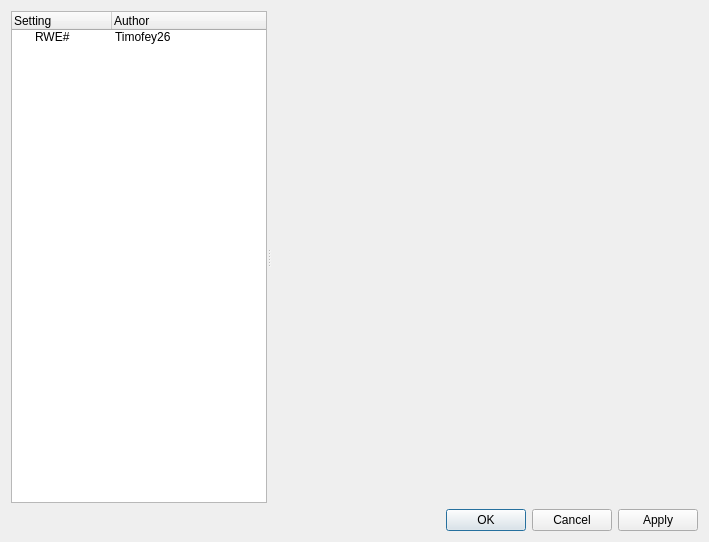
Qt form ui/uifiles/settings.ui (timofey260/RWE-Sharp) before a commit.
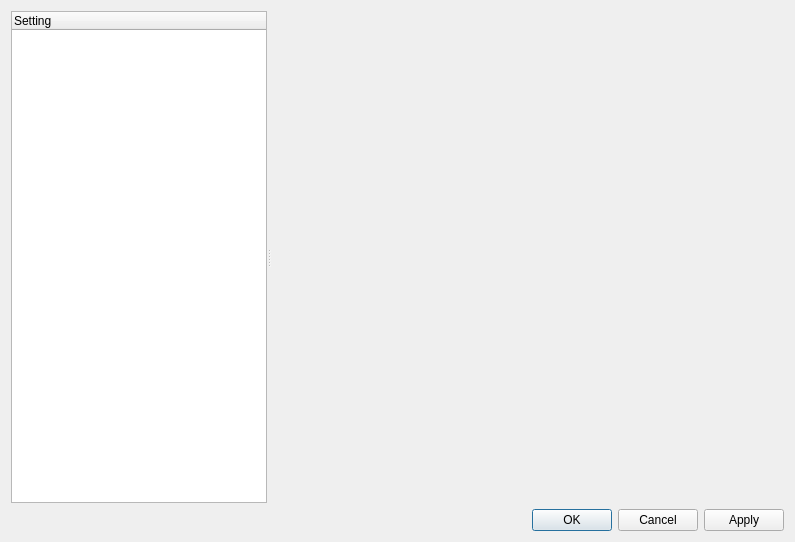
The same form after that commit. Icons and pictures are not drawn. Custom widgets are drawn as their Qt base class.

```diff
--- a/ui/uifiles/settings.ui
+++ b/ui/uifiles/settings.ui
@@ -6,7 +6,7 @@
    <rect>
     <x>0</x>
     <y>0</y>
-    <width>709</width>
+    <width>795</width>
     <height>542</height>
    </rect>
   </property>
@@ -28,19 +28,6 @@
         <string>Setting</string>
        </property>
       </column>
-      <column>
-       <property name="text">
-        <string>Author</string>
-       </property>
-      </column>
-      <item>
-       <property name="text">
-        <string>RWE#</string>
-       </property>
-       <property name="text">
-        <string>Timofey26</string>
-       </property>
-      </item>
      </widget>
      <widget class="QFrame" name="frame">
       <property name="sizePolicy">
```
